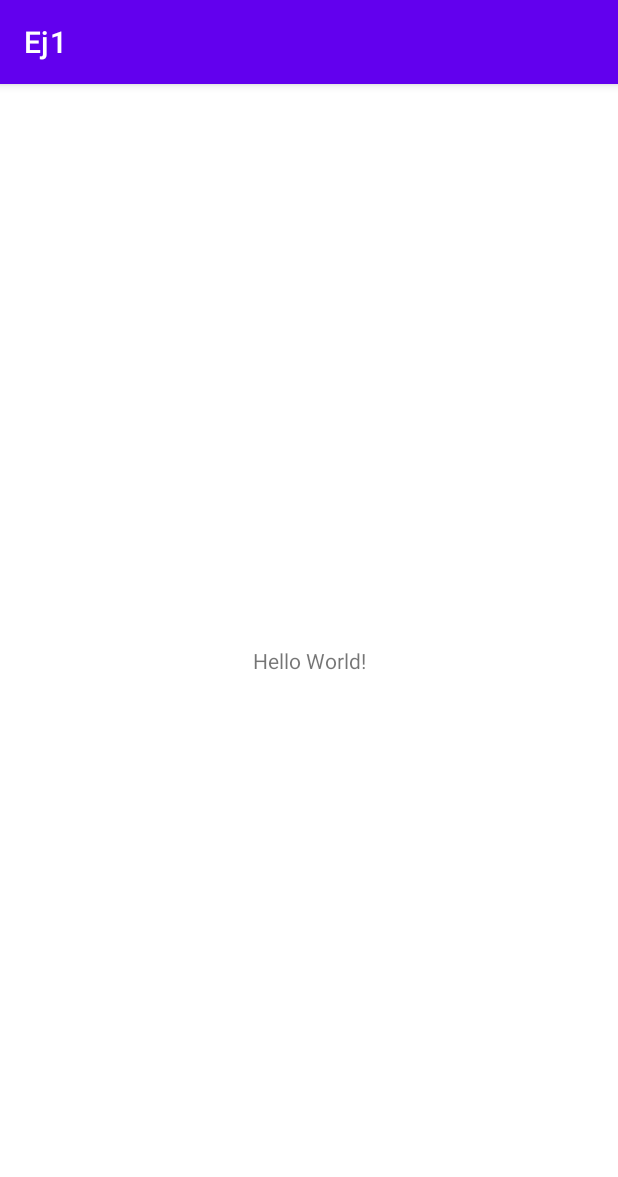
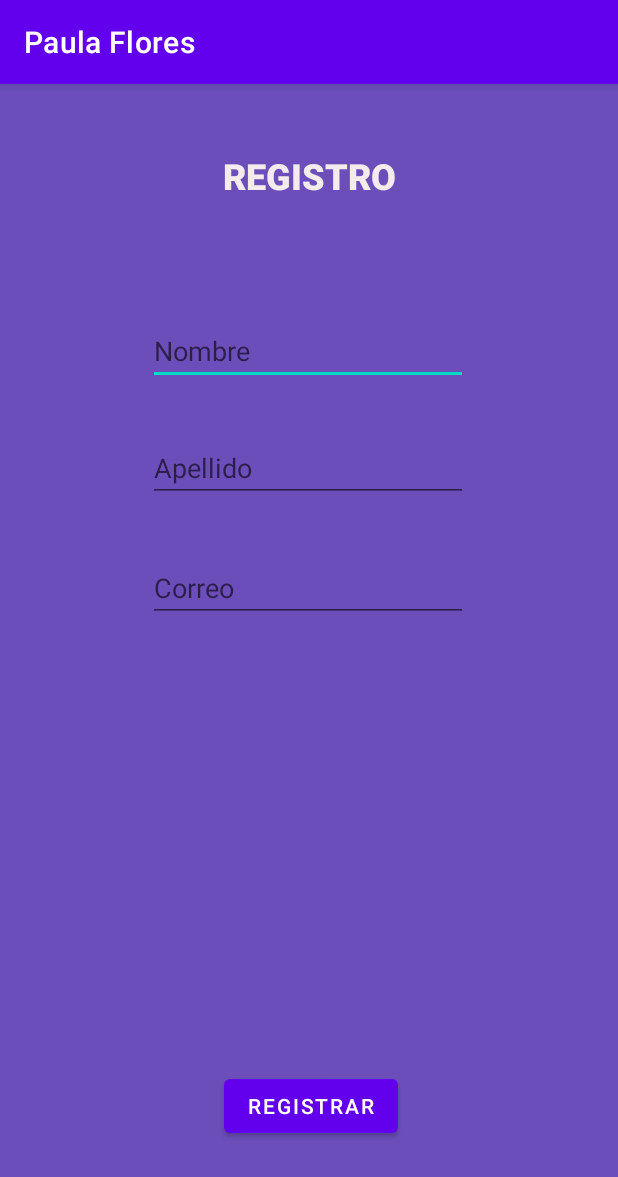
Before and after one commit to PaulafloresS/EJ1computoMovil, an Android app: the MainActivity screen opened directly, with no data from a screen before it, on a phone screen of 412 x 824 dp. Shown: the top 1177 px of the screen. Run offline under Robolectric (Android 15) with nearby library versions, the light colour scheme and no system bars.

Commit message:
Primeros 3 campos

```diff
--- a/Ej1/app/build.gradle
+++ b/Ej1/app/build.gradle
@@ -30,7 +30,11 @@ android {
     kotlinOptions {
         jvmTarget = '1.8'
     }
+    buildFeatures{
+        viewBinding true
+    }
 }
+
 
 dependencies {
 
--- a/Ej1/app/src/main/java/com/example/ej1/MainActivity.kt
+++ b/Ej1/app/src/main/java/com/example/ej1/MainActivity.kt
@@ -2,10 +2,37 @@ package com.example.ej1
 
 import androidx.appcompat.app.AppCompatActivity
 import android.os.Bundle
+import android.view.View
+import android.widget.Toast
+import com.example.ej1.databinding.ActivityMainBinding
 
 class MainActivity : AppCompatActivity() {
+
+    private lateinit var binding: ActivityMainBinding
+
     override fun onCreate(savedInstanceState: Bundle?) {
         super.onCreate(savedInstanceState)
-        setContentView(R.layout.activity_main)
+        //setContentView(R.layout.activity_main)
+        binding = ActivityMainBinding.inflate(layoutInflater)
+        setContentView(binding.root)
+    }
+    fun click(view: View) {
+
+       if(binding.etNombre.text.isEmpty()){
+            binding.etNombre.error= R.string.valor_requerido.toString()
+           Toast.makeText(this, getString(R.string.ingresa_valor), Toast.LENGTH_LONG).show()
+        }
+
+
+        if(binding.etApellido.text.isEmpty()){
+            binding.etApellido.error= R.string.valor_requerido.toString()
+            Toast.makeText(this, getString(R.string.ingresa_valor), Toast.LENGTH_LONG).show()
+        }
+
+        if(binding.etEmail.text.isEmpty()){
+            binding.etEmail.error= R.string.valor_requerido.toString()
+            Toast.makeText(this, getString(R.string.ingresa_valor), Toast.LENGTH_LONG).show()
+        }
+
     }
 }
--- a/Ej1/app/src/main/java/com/example/ej1/Splash.kt
+++ b/Ej1/app/src/main/java/com/example/ej1/Splash.kt
@@ -1,11 +1,28 @@
 package com.example.ej1
 
+import android.content.Intent
 import androidx.appcompat.app.AppCompatActivity
 import android.os.Bundle
+import com.example.ej1.databinding.ActivitySplashBinding
+import kotlin.concurrent.thread
 
 class Splash : AppCompatActivity() {
+    private lateinit var binding: ActivitySplashBinding
+
     override fun onCreate(savedInstanceState: Bundle?) {
         super.onCreate(savedInstanceState)
-        setContentView(R.layout.activity_splash)
+        binding = ActivitySplashBinding.inflate(layoutInflater)
+        setContentView(binding.root)
+
+        thread {
+
+            Thread.sleep(3000)
+            val intent = Intent(this, MainActivity::class.java)
+            startActivity(intent)
+
+            finish()
+        }
+
+
     }
 }
--- a/Ej1/app/src/main/res/layout/activity_main.xml
+++ b/Ej1/app/src/main/res/layout/activity_main.xml
@@ -4,15 +4,77 @@
     xmlns:tools="http://schemas.android.com/tools"
     android:layout_width="match_parent"
     android:layout_height="match_parent"
+    android:background="@color/backgroundMain"
     tools:context=".MainActivity">
 
+
     <TextView
+        android:id="@+id/textView3"
         android:layout_width="wrap_content"
         android:layout_height="wrap_content"
-        android:text="Hello World!"
+        android:fontFamily="sans-serif-black"
+        android:text="@string/registro"
+        android:textColor="#F4ECEC"
+        android:textSize="24sp"
         app:layout_constraintBottom_toBottomOf="parent"
         app:layout_constraintEnd_toEndOf="parent"
         app:layout_constraintStart_toStartOf="parent"
-        app:layout_constraintTop_toTopOf="parent" />
+        app:layout_constraintTop_toTopOf="parent"
+        app:layout_constraintVertical_bias="0.061" />
+
+    <Button
+        android:id="@+id/button"
+        android:layout_width="wrap_content"
+        android:layout_height="wrap_content"
+        android:text="@string/boton"
+        app:layout_constraintBottom_toBottomOf="parent"
+        app:layout_constraintEnd_toEndOf="parent"
+        app:layout_constraintHorizontal_bias="0.505"
+        app:layout_constraintStart_toStartOf="parent"
+        app:layout_constraintTop_toTopOf="parent"
+        android:onClick="click"
+        app:layout_constraintVertical_bias="0.913" />
+
+    <EditText
+        android:id="@+id/etNombre"
+        android:layout_width="wrap_content"
+        android:layout_height="wrap_content"
+        android:ems="10"
+        android:hint="@string/hintNombre"
+        android:text=""
+        app:layout_constraintBottom_toBottomOf="parent"
+        app:layout_constraintEnd_toEndOf="parent"
+        app:layout_constraintHorizontal_bias="0.497"
+        app:layout_constraintStart_toStartOf="parent"
+        app:layout_constraintTop_toTopOf="parent"
+        app:layout_constraintVertical_bias="0.215" />
+
+    <EditText
+        android:id="@+id/etApellido"
+        android:layout_width="wrap_content"
+        android:layout_height="wrap_content"
+        android:ems="10"
+        android:hint="@string/hintApellido"
+        android:text=""
+        app:layout_constraintBottom_toBottomOf="parent"
+        app:layout_constraintEnd_toEndOf="parent"
+        app:layout_constraintHorizontal_bias="0.497"
+        app:layout_constraintStart_toStartOf="parent"
+        app:layout_constraintTop_toTopOf="parent"
+        app:layout_constraintVertical_bias="0.323" />
+
+    <EditText
+        android:id="@+id/etEmail"
+        android:layout_width="wrap_content"
+        android:layout_height="wrap_content"
+        android:ems="10"
+        android:inputType=""
+        android:hint="@string/hintEmail"
+        app:layout_constraintBottom_toBottomOf="parent"
+        app:layout_constraintEnd_toEndOf="parent"
+        app:layout_constraintHorizontal_bias="0.497"
+        app:layout_constraintStart_toStartOf="parent"
+        app:layout_constraintTop_toTopOf="parent"
+        app:layout_constraintVertical_bias="0.434" />
 
 </androidx.constraintlayout.widget.ConstraintLayout>
--- a/Ej1/app/src/main/res/layout/activity_splash.xml
+++ b/Ej1/app/src/main/res/layout/activity_splash.xml
@@ -24,7 +24,7 @@
         android:layout_width="wrap_content"
         android:layout_height="wrap_content"
         android:fontFamily="sans-serif-black"
-        android:text="Paula Flores"
+        android:text="@string/app_name"
         android:textSize="24sp"
         app:layout_constraintBottom_toBottomOf="parent"
         app:layout_constraintEnd_toEndOf="parent"
@@ -37,7 +37,7 @@
         android:id="@+id/textView2"
         android:layout_width="wrap_content"
         android:layout_height="wrap_content"
-        android:text="versión 1.0"
+        android:text="@string/version"
         app:layout_constraintBottom_toBottomOf="parent"
         app:layout_constraintEnd_toEndOf="parent"
         app:layout_constraintHorizontal_bias="0.915"
--- a/Ej1/app/src/main/res/values/colors.xml
+++ b/Ej1/app/src/main/res/values/colors.xml
@@ -8,4 +8,6 @@
     <color name="black">#FF000000</color>
     <color name="white">#FFFFFFFF</color>
     <color name="backgroundSplash">#EA81FB</color>
+    <color name="backgroundMain">#B52F079E</color>
+
 </resources>
--- a/Ej1/app/src/main/res/values/strings.xml
+++ b/Ej1/app/src/main/res/values/strings.xml
@@ -1,3 +1,11 @@
 <resources>
-    <string name="app_name">Ej1</string>
+    <string name="app_name">Paula Flores</string>
+    <string name="registro">REGISTRO</string>
+    <string name="version">Versión 1.0</string>
+    <string name="boton">Registrar</string>
+    <string name="hintNombre">Nombre</string>
+    <string name="hintApellido">Apellido</string>
+    <string name="hintEmail">Correo</string>
+    <string name="ingresa_valor">Ingresa un valor</string>
+    <string name="valor_requerido">Valor requerido</string>
 </resources>
```
